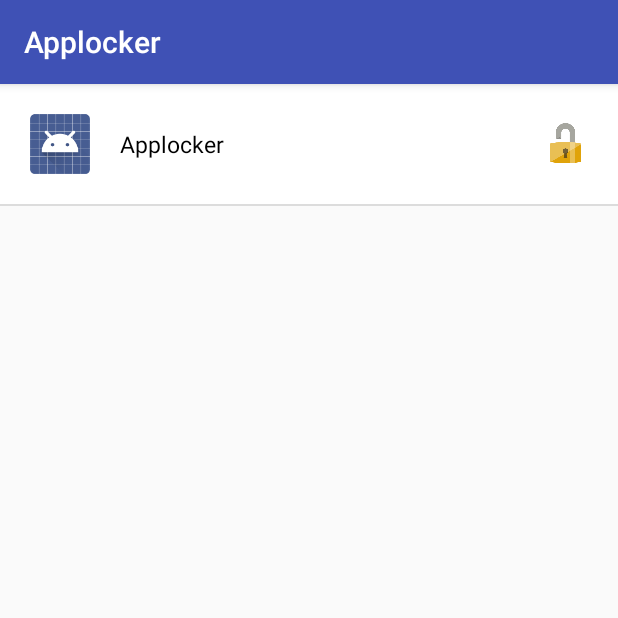
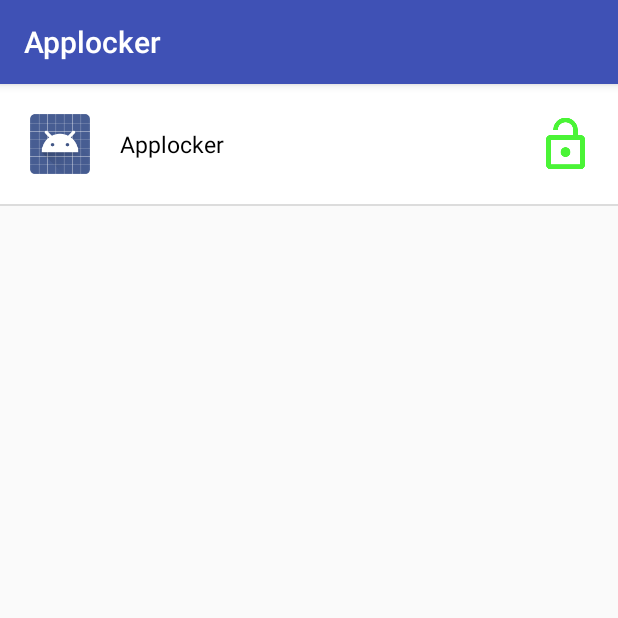
Before and after one commit to WasimReza2K8/Applocker, an Android app: the screen it shows after launch (AppManagerActivity), on a phone screen of 412 x 824 dp, the top half of it. Run offline under Robolectric (Android 15) with nearby library versions, the phone set to English and light mode, and no system bars.

Commit message:
animation and icon has been updated

```diff
--- a/app/src/main/java/com/codeartist/applocker/activity/PatternSetterActivity.java
+++ b/app/src/main/java/com/codeartist/applocker/activity/PatternSetterActivity.java
@@ -26,8 +26,8 @@ public class PatternSetterActivity extends AppCompatActivity {
         super.onCreate(savedInstanceState);
         setContentView(R.layout.pattern_lock_layout);
         final String packageName = getIntent().getStringExtra(Constants.KEY_PKG_NAME);
-        final Lock9View materialLockView = (Lock9View) findViewById(R.id.lock_9_view);
-        materialLockView.setCallBack(new Lock9View.CallBack() {
+        final Lock9View lock9View = (Lock9View) findViewById(R.id.lock_9_view);
+        lock9View.setCallBack(new Lock9View.CallBack() {
             @Override
             public void onFinish(String password) {
                 if (patternString == null) {
--- /dev/null
+++ b/app/src/main/res/anim/rotate_anti_clock_wise.xml
@@ -0,0 +1,9 @@
+<?xml version="1.0" encoding="utf-8"?>
+<set xmlns:android="http://schemas.android.com/apk/res/android">
+    <rotate xmlns:android="http://schemas.android.com/apk/res/android"
+        android:duration="500"
+        android:fromDegrees="360"
+        android:pivotX="50%"
+        android:pivotY="50%"
+        android:toDegrees="0"></rotate>
+</set>
--- /dev/null
+++ b/app/src/main/res/anim/rotate_clock_wise.xml
@@ -0,0 +1,10 @@
+<?xml version="1.0" encoding="utf-8"?>
+<set xmlns:android="http://schemas.android.com/apk/res/android">
+
+    <rotate xmlns:android="http://schemas.android.com/apk/res/android"
+        android:duration="500"
+        android:fromDegrees="0"
+        android:pivotX="50%"
+        android:pivotY="50%"
+        android:toDegrees="360"></rotate>
+</set>
--- a/app/src/main/res/layout/item_app_manager.xml
+++ b/app/src/main/res/layout/item_app_manager.xml
@@ -35,7 +35,7 @@
         android:layout_alignParentRight="true"
         android:layout_centerVertical="true"
         android:layout_gravity="center_vertical"
-        android:padding="@dimen/icon_margin"
+        android:padding="15dp"
         android:src="@mipmap/locker" />
 
 
```
Also changed, not shown: app/src/main/java/com/codeartist/applocker/activity/AppManagerActivity.java (+33 -2 lines), app/src/main/res/mipmap-hdpi/ic_launcher.png, app/src/main/res/mipmap-hdpi/lock_open.png, app/src/main/res/mipmap-hdpi/locker.png, app/src/main/res/mipmap-mdpi/ic_launcher.png, app/src/main/res/mipmap-xhdpi/ic_launcher.png, app/src/main/res/mipmap-xxhdpi/ic_launcher.png, app/src/main/res/mipmap-xxxhdpi/ic_launcher.png, app/src/main/res/mipmap-xxxhdpi/web_hi_res_512.png (added).
